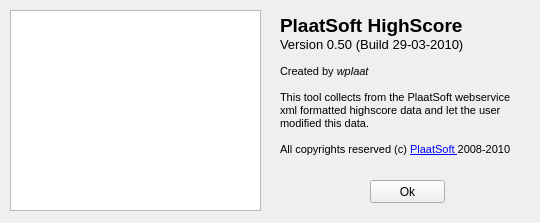
Before: the Qt Designer form src/about.ui in plaatsoft/plaatscore, drawn with Qt 5.
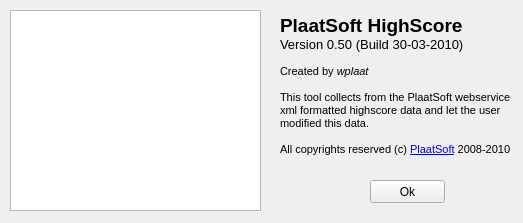
After: the same form once the commit is applied.

Commit message: 30-03-2010 Version 0.50 (Next release)     * Show popup window when internet connect fails.     * Added release notes window.     * Added donate window.     * Added credits window.     * Build with QtCreator v1.3.1

Diff of the .ui file:
```diff
--- a/src/about.ui
+++ b/src/about.ui
@@ -6,7 +6,7 @@
    <rect>
     <x>0</x>
     <y>0</y>
-    <width>540</width>
+    <width>523</width>
     <height>223</height>
    </rect>
   </property>
@@ -38,7 +38,7 @@
 p, li { white-space: pre-wrap; }
 &lt;/style&gt;&lt;/head&gt;&lt;body style=&quot; font-family:'MS Shell Dlg 2'; font-size:8.25pt; font-weight:400; font-style:normal;&quot;&gt;
 &lt;p style=&quot; margin-top:0px; margin-bottom:0px; margin-left:0px; margin-right:0px; -qt-block-indent:0; text-indent:0px;&quot;&gt;&lt;span style=&quot; font-size:14pt; font-weight:600;&quot;&gt;PlaatSoft HighScore&lt;/span&gt;&lt;/p&gt;
-&lt;p style=&quot; margin-top:0px; margin-bottom:0px; margin-left:0px; margin-right:0px; -qt-block-indent:0; text-indent:0px;&quot;&gt;&lt;span style=&quot; font-size:10pt;&quot;&gt;Version 0.50 (Build 29-03-2010)&lt;/span&gt;&lt;/p&gt;
+&lt;p style=&quot; margin-top:0px; margin-bottom:0px; margin-left:0px; margin-right:0px; -qt-block-indent:0; text-indent:0px;&quot;&gt;&lt;span style=&quot; font-size:10pt;&quot;&gt;Version 0.50 (Build 30-03-2010)&lt;/span&gt;&lt;/p&gt;
 &lt;p style=&quot; margin-top:0px; margin-bottom:0px; margin-left:0px; margin-right:0px; -qt-block-indent:0; text-indent:0px;&quot;&gt;&lt;span style=&quot; font-size:8pt;&quot;&gt;          &lt;/span&gt;&lt;/p&gt;
 &lt;p style=&quot; margin-top:0px; margin-bottom:0px; margin-left:0px; margin-right:0px; -qt-block-indent:0; text-indent:0px;&quot;&gt;&lt;span style=&quot; font-size:8pt;&quot;&gt;Created by &lt;/span&gt;&lt;span style=&quot; font-size:8pt; font-style:italic;&quot;&gt;wplaat&lt;/span&gt;&lt;/p&gt;
 &lt;p style=&quot; margin-top:0px; margin-bottom:0px; margin-left:0px; margin-right:0px; -qt-block-indent:0; text-indent:0px;&quot;&gt;&lt;span style=&quot; font-size:8pt;&quot;&gt;       &lt;/span&gt;&lt;/p&gt;
@@ -46,7 +46,7 @@
 &lt;p style=&quot; margin-top:0px; margin-bottom:0px; margin-left:0px; margin-right:0px; -qt-block-indent:0; text-indent:0px;&quot;&gt;&lt;span style=&quot; font-size:8pt;&quot;&gt;xml formatted highscore data and let the user &lt;/span&gt;&lt;/p&gt;
 &lt;p style=&quot; margin-top:0px; margin-bottom:0px; margin-left:0px; margin-right:0px; -qt-block-indent:0; text-indent:0px;&quot;&gt;&lt;span style=&quot; font-size:8pt;&quot;&gt;modified this data.&lt;/span&gt;&lt;/p&gt;
 &lt;p style=&quot;-qt-paragraph-type:empty; margin-top:0px; margin-bottom:0px; margin-left:0px; margin-right:0px; -qt-block-indent:0; text-indent:0px; font-size:8pt;&quot;&gt;&lt;/p&gt;
-&lt;p style=&quot; margin-top:0px; margin-bottom:0px; margin-left:0px; margin-right:0px; -qt-block-indent:0; text-indent:0px;&quot;&gt;&lt;span style=&quot; font-size:8pt;&quot;&gt;All copyrights reserved (c) &lt;/span&gt;&lt;a href=&quot;http://www.plaatsoft.nl&quot;&gt;&lt;span style=&quot; font-size:8pt; text-decoration: underline; color:#0000ff;&quot;&gt;PlaatSoft &lt;/span&gt;&lt;/a&gt;&lt;span style=&quot; font-size:8pt;&quot;&gt;2008-2010&lt;/span&gt;&lt;/p&gt;&lt;/body&gt;&lt;/html&gt;</string>
+&lt;p style=&quot; margin-top:0px; margin-bottom:0px; margin-left:0px; margin-right:0px; -qt-block-indent:0; text-indent:0px;&quot;&gt;&lt;span style=&quot; font-size:8pt;&quot;&gt;All copyrights reserved (c) &lt;/span&gt;&lt;a href=&quot;http://www.plaatsoft.nl&quot;&gt;&lt;span style=&quot; font-size:8pt; text-decoration: underline; color:#0000ff;&quot;&gt;PlaatSoft&lt;/span&gt;&lt;/a&gt;&lt;span style=&quot; font-size:8pt;&quot;&gt; 2008-2010&lt;/span&gt;&lt;/p&gt;&lt;/body&gt;&lt;/html&gt;</string>
    </property>
   </widget>
   <widget class="QPushButton" name="pushButton">
```
The commit also changes 84 other files.
